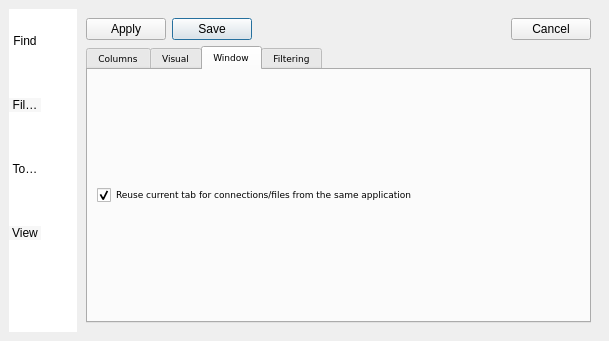
Qt form trace_server/settingslog.ui (mojmir-svoboda/DbgToolkit) before a commit.
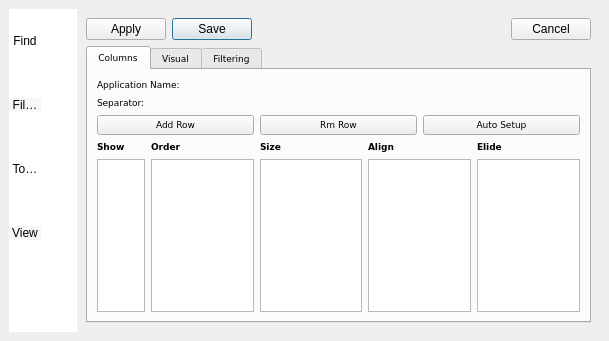
The same form after that commit. The open tabs and pages were chosen to show the change. Icons and pictures are not drawn. Custom widgets are drawn as their Qt base class.

What changed in the file:
```diff
--- a/trace_server/settingslog.ui
+++ b/trace_server/settingslog.ui
@@ -529,33 +529,6 @@
               </item>
              </layout>
             </widget>
-            <widget class="QWidget" name="tab_2">
-             <attribute name="title">
-              <string>Window</string>
-             </attribute>
-             <layout class="QGridLayout" name="gridLayout_6">
-              <item row="0" column="0">
-               <layout class="QGridLayout" name="gridLayout_5">
-                <item row="0" column="0">
-                 <widget class="QCheckBox" name="reuseTabCheckBox">
-                  <property name="font">
-                   <font>
-                    <family>Verdana</family>
-                    <pointsize>7</pointsize>
-                   </font>
-                  </property>
-                  <property name="text">
-                   <string>Reuse current tab for connections/files from the same application</string>
-                  </property>
-                  <property name="checked">
-                   <bool>true</bool>
-                  </property>
-                 </widget>
-                </item>
-               </layout>
-              </item>
-             </layout>
-            </widget>
             <widget class="QWidget" name="tab">
              <attribute name="title">
               <string>Filtering</string>
```
Left out of the diff: 32 changed lines with no effect on the pictures.
